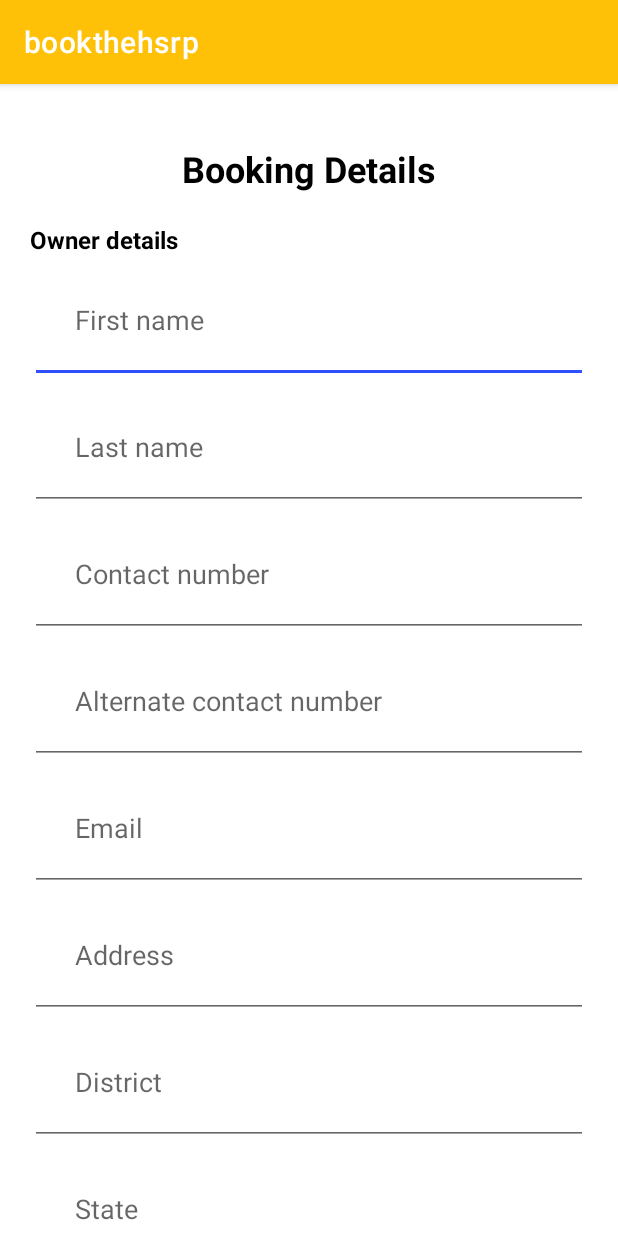
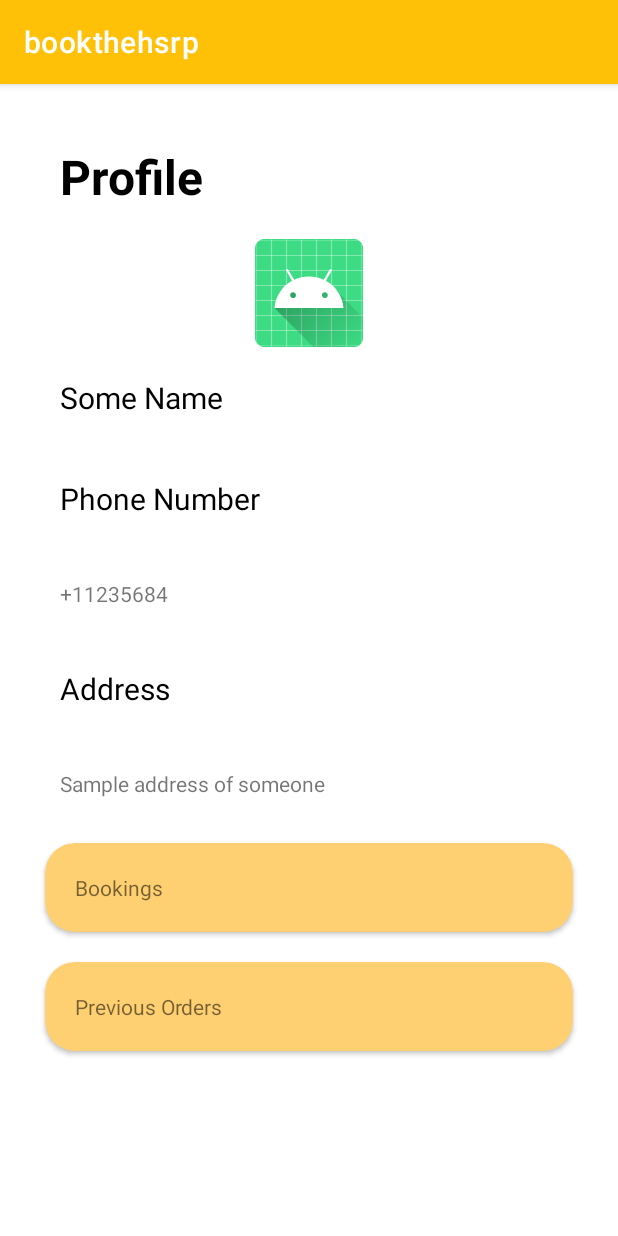
Before and after one commit to Supriyo-455/bookthehsrp, an Android app built with Jetpack Compose: the screen it shows after launch (MainActivity), on a phone screen of 412 x 824 dp. Run offline under Robolectric (Android 15) with nearby library versions, the phone set to English and light mode, and no system bars.

Commit message:
profile_page

```diff
--- a/app/build.gradle
+++ b/app/build.gradle
@@ -37,6 +37,7 @@ dependencies {
     implementation 'androidx.appcompat:appcompat:1.3.1'
     implementation 'com.google.android.material:material:1.4.0'
     implementation 'androidx.constraintlayout:constraintlayout:2.1.0'
+    implementation 'androidx.legacy:legacy-support-v4:1.0.0'
     testImplementation 'junit:junit:4.+'
     androidTestImplementation 'androidx.test.ext:junit:1.1.3'
     androidTestImplementation 'androidx.test.espresso:espresso-core:3.4.0'
--- /dev/null
+++ b/app/src/main/java/com/example/bookthehsrp/ui/fragment/ProfileFragment.kt
@@ -0,0 +1,26 @@
+package com.example.bookthehsrp.ui.fragment
+
+import android.os.Bundle
+import androidx.fragment.app.Fragment
+import android.view.LayoutInflater
+import android.view.View
+import android.view.ViewGroup
+import com.example.bookthehsrp.R
+
+
+class ProfileFragment : Fragment() {
+
+    override fun onCreate(savedInstanceState: Bundle?) {
+        super.onCreate(savedInstanceState)
+
+    }
+
+    override fun onCreateView(
+        inflater: LayoutInflater, container: ViewGroup?,
+        savedInstanceState: Bundle?
+    ): View? {
+        // Inflate the layout for this fragment
+        return inflater.inflate(R.layout.fragment_profile, container, false)
+    }
+
+}
--- /dev/null
+++ b/app/src/main/res/layout/fragment_profile.xml
@@ -0,0 +1,113 @@
+<?xml version="1.0" encoding="utf-8"?>
+<ScrollView xmlns:android="http://schemas.android.com/apk/res/android"
+    xmlns:app="http://schemas.android.com/apk/res-auto"
+    xmlns:tools="http://schemas.android.com/tools"
+    android:layout_width="match_parent"
+    android:layout_height="match_parent"
+    android:elevation="20dp"
+    android:orientation="vertical"
+    tools:context=".ui.fragment.ProfileFragment">
+
+    <LinearLayout
+        android:layout_width="match_parent"
+        android:layout_height="match_parent"
+        android:orientation="vertical"
+        android:padding="20dp">
+
+        <TextView
+            android:layout_width="match_parent"
+            android:layout_height="wrap_content"
+            android:gravity="left"
+            android:padding="20dp"
+            android:text="Profile"
+            android:textColor="@color/black"
+            android:textSize="32sp"
+            android:textStyle="bold" />
+
+        <ImageView
+            android:id="@+id/imageView"
+            android:layout_width="match_parent"
+            android:layout_height="wrap_content"
+            android:src="@mipmap/ic_launcher"
+            tools:src="@tools:sample/avatars" />
+
+        <TextView
+            android:id="@+id/textView3"
+            android:layout_width="match_parent"
+            android:layout_height="wrap_content"
+            android:padding="20dp"
+            android:text="Some Name"
+            android:textColor="@color/black"
+            android:textSize="20sp" />
+
+        <TextView
+            android:layout_width="match_parent"
+            android:layout_height="wrap_content"
+            android:padding="20dp"
+            android:text="Phone Number"
+            android:textColor="@color/black"
+            android:textSize="20sp" />
+
+        <TextView
+            android:layout_width="match_parent"
+            android:layout_height="wrap_content"
+            android:padding="20dp"
+            android:text="+11235684"
+            android:textSize="14sp" />
+
+
+        <TextView
+            android:layout_width="match_parent"
+            android:layout_height="wrap_content"
+            android:padding="20dp"
+            android:text="Address"
+            android:paddingBottom="10dp"
+            android:textColor="@color/black"
+            android:textSize="20sp" />
+
+        <TextView
+            android:layout_width="match_parent"
+            android:layout_height="wrap_content"
+            android:padding="20dp"
+            android:paddingTop="10dp"
+            android:text="Sample address of someone"
+            android:textSize="14sp" />
+
+
+        <androidx.cardview.widget.CardView
+            android:layout_width="match_parent"
+            android:layout_height="wrap_content"
+            android:layout_margin="10dp"
+            android:clickable="true"
+            android:elevation="20dp"
+            app:cardBackgroundColor="@color/main_accent_light"
+            app:cardCornerRadius="20dp">
+
+            <TextView
+                android:layout_width="match_parent"
+                android:layout_height="wrap_content"
+                android:padding="20dp"
+                android:text="Bookings" />
+
+        </androidx.cardview.widget.CardView>
+
+        <androidx.cardview.widget.CardView
+            android:layout_width="match_parent"
+            android:layout_height="wrap_content"
+            android:layout_margin="10dp"
+            android:clickable="true"
+            android:elevation="20dp"
+            app:cardBackgroundColor="@color/main_accent_light"
+            app:cardCornerRadius="20dp">
+
+            <TextView
+                android:layout_width="match_parent"
+                android:layout_height="wrap_content"
+                android:padding="20dp"
+                android:text="Previous Orders" />
+
+        </androidx.cardview.widget.CardView>
+
+    </LinearLayout>
+
+</ScrollView>
--- a/app/src/main/res/layout/registration_fragment.xml
+++ b/app/src/main/res/layout/registration_fragment.xml
@@ -99,14 +99,18 @@
             android:inputType="number"
             android:padding="30dp"/>
 
+        <ExpandableListView
+            android:id="@+id/vehicle_type"
+            android:layout_width="match_parent"
+            android:layout_height="400dp" />
+
 
         <Button
-            android:layout_width="wrap_content"
+            android:layout_width="match_parent"
             android:layout_height="wrap_content"
+            android:layout_gravity="right"
             android:text="Submit"
-            android:layout_gravity="right"
-            android:textColor="@color/white"
-            />
+            android:textColor="@color/white" />
 
     </LinearLayout>
 
--- a/app/src/main/res/navigation/main_nav.xml
+++ b/app/src/main/res/navigation/main_nav.xml
@@ -1,8 +1,9 @@
 <?xml version="1.0" encoding="utf-8"?>
 <navigation xmlns:android="http://schemas.android.com/apk/res/android"
     xmlns:app="http://schemas.android.com/apk/res-auto"
+    xmlns:tools="http://schemas.android.com/tools"
     android:id="@+id/main_nav"
-    app:startDestination="@id/registrationFragment">
+    app:startDestination="@id/profileFragment">
 
     <fragment
         android:id="@+id/homeFragment"
@@ -12,4 +13,9 @@
         android:id="@+id/registrationFragment"
         android:name="com.example.bookthehsrp.ui.fragment.RegistrationFragment"
         android:label="RegistrationFragment" />
+    <fragment
+        android:id="@+id/profileFragment"
+        android:name="com.example.bookthehsrp.ui.fragment.ProfileFragment"
+        android:label="fragment_profile"
+        tools:layout="@layout/fragment_profile" />
 </navigation>
--- a/app/src/main/res/values/colors.xml
+++ b/app/src/main/res/values/colors.xml
@@ -9,6 +9,7 @@
     <color name="white">#FFFFFFFF</color>
     <color name="main_accent">#FFC107</color>
     <color name="main_accent_dark">#FF9800</color>
+    <color name="main_accent_light">#FFD071</color>
     <color name="ultramarine">#304FFE</color>
     <color name="ultramarine_dark">#0F2188</color>
 </resources>
--- a/app/src/main/res/values/strings.xml
+++ b/app/src/main/res/values/strings.xml
@@ -2,4 +2,6 @@
     <string name="app_name">bookthehsrp</string>
     <string name="home_desc">HSRP or the High Security Registration Plate is a special type of number plate which has been made compulsory to be installed in all types of vehicles by Government of India as per CMVR 1989 Act Rule Number 50. HSRP is an aluminum-place that provides your vehicle strong security as it is fitted with a non-removable snap-on lock that is difficult to replace.</string>
     <string name="home_title">Book Your High Security Registration Plate</string>
+    <!-- TODO: Remove or change this placeholder text -->
+    <string name="hello_blank_fragment">Hello blank fragment</string>
 </resources>
```
Also changed, not shown: app/src/main/java/com/example/bookthehsrp/adapter/ExpandableListViewAdapter.kt (added, +79 -0 lines), app/src/main/java/com/example/bookthehsrp/data/ExpandableListData.kt (added, +26 -0 lines), app/src/main/java/com/example/bookthehsrp/ui/fragment/RegistrationFragment.kt (+44 -0 lines), app/src/main/res/layout/list_item_registration.xml (added, +14 -0 lines).
